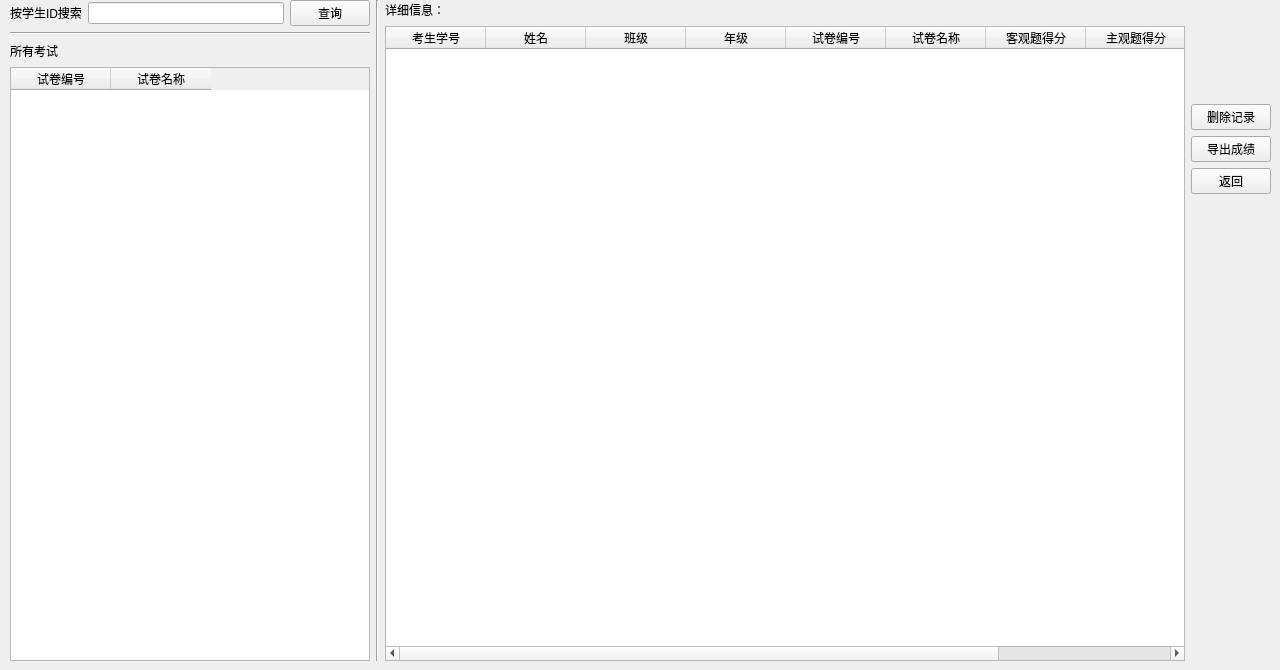
AlanForeverAi/Exams, file server/scoremanage.ui: the form before one commit.
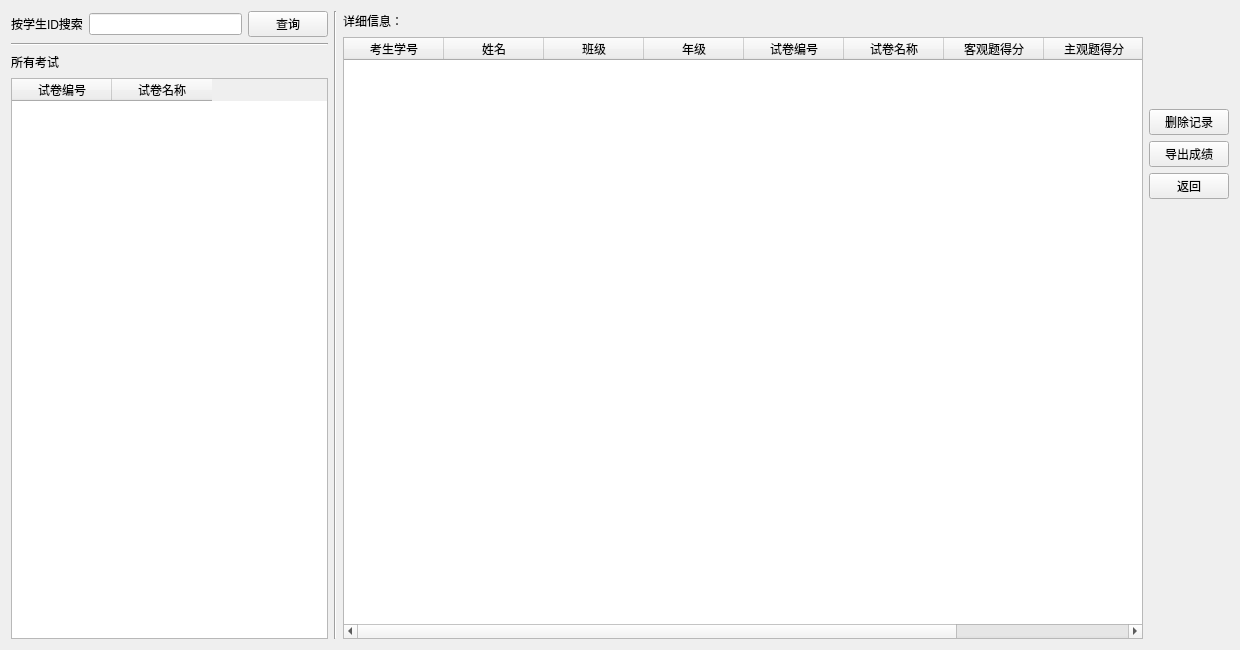
The form after the commit.

Patch:
```diff
--- a/server/scoremanage.ui
+++ b/server/scoremanage.ui
@@ -6,22 +6,27 @@
    <rect>
     <x>0</x>
     <y>0</y>
-    <width>1280</width>
-    <height>670</height>
+    <width>1240</width>
+    <height>650</height>
    </rect>
   </property>
+  <property name="minimumSize">
+   <size>
+    <width>1240</width>
+    <height>650</height>
+   </size>
+  </property>
+  <property name="maximumSize">
+   <size>
+    <width>1240</width>
+    <height>650</height>
+   </size>
+  </property>
   <property name="windowTitle">
    <string>成绩管理界面</string>
   </property>
-  <widget class="QWidget" name="layoutWidget">
-   <property name="geometry">
-    <rect>
-     <x>10</x>
-     <y>0</y>
-     <width>1261</width>
-     <height>661</height>
-    </rect>
-   </property>
+  <layout class="QGridLayout" name="gridLayout">
+   <item row="0" column="0">
    <layout class="QVBoxLayout" name="verticalLayout_5">
     <item>
      <layout class="QHBoxLayout" name="horizontalLayout_7">
@@ -441,7 +446,8 @@
      </layout>
     </item>
    </layout>
-  </widget>
+   </item>
+  </layout>
  </widget>
  <resources/>
  <connections/>
```
Lines whose indentation alone changed are shown as unchanged.
